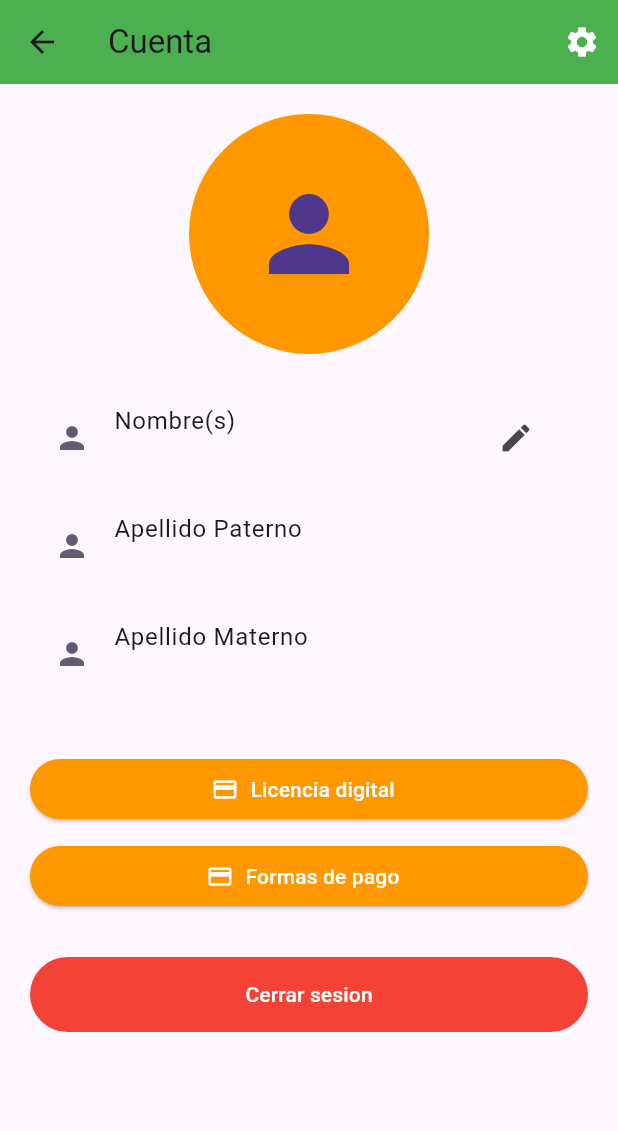
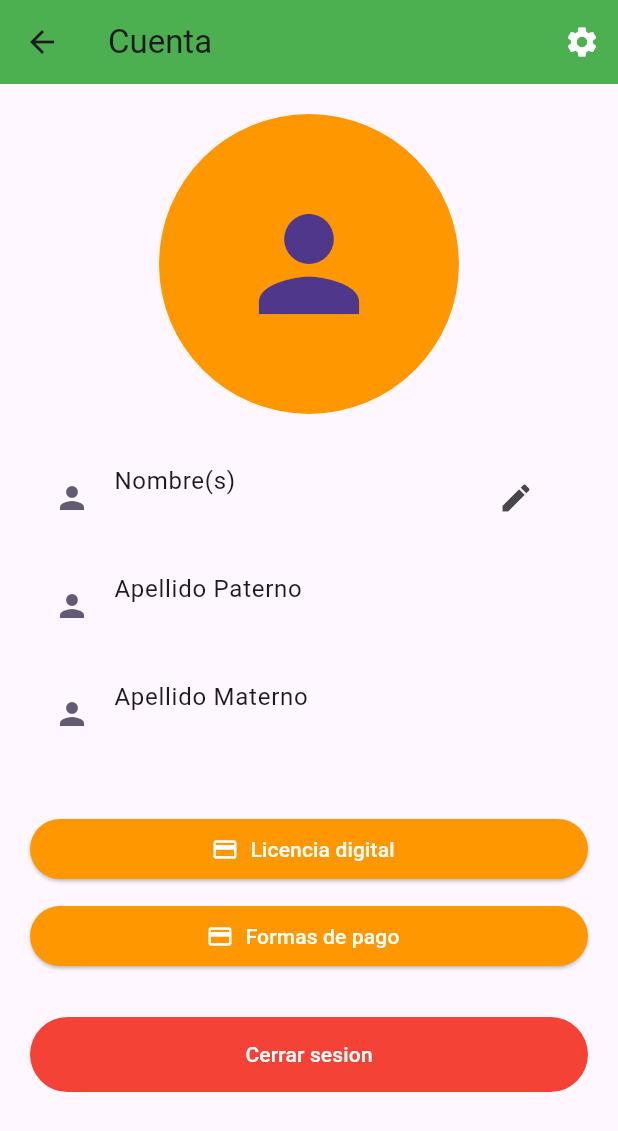
Before and after one commit to gerrycode01/gps_semovil, a Flutter app: the UserSettings screen opened directly with empty values, after a tap on the "person" icon, on a phone screen of 412 x 824 dp. Shown: the top 1131 px of the screen. Run offline on Flutter 3.47's test engine with Material 3 defaults, Android fonts, the phone set to English and light mode, and no system bars; our stand-ins replace cloud_firestore, firebase_auth, firebase_core, firebase_storage, image_picker; accounts and stored records are empty.

```diff
--- a/lib/app/core/modules/components/circular_image.dart
+++ b/lib/app/core/modules/components/circular_image.dart
@@ -1,29 +1,65 @@
+import 'dart:io';
+
 import 'package:flutter/material.dart';
+import 'package:gps_semovil/app/core/modules/database/firestore.dart';
+import 'package:gps_semovil/app/core/modules/database/storage.dart';
+import 'package:gps_semovil/app/core/modules/select_image.dart';
 import 'package:gps_semovil/user/models/user_model.dart';
 
-class CircularImage extends StatelessWidget {
+class CircularImage extends StatefulWidget {
   final UserModel userModel;
   final double radius;
 
   const CircularImage({super.key, required this.userModel, this.radius = 20.0});
 
   @override
+  State<CircularImage> createState() => _CircularImageState();
+}
+
+class _CircularImageState extends State<CircularImage> {
+  bool _loading = false;
+
+  @override
   Widget build(BuildContext context) {
     return InkWell(
-      onTap: () {
-        print(
-            "Imagen tocada"); // Aquí puedes añadir la lógica que necesites ejecutar al tocar la imagen
-      },
-        child: CircleAvatar(
-          radius: radius,
-          backgroundColor: Colors.orange, // Color de fondo cuando no hay imagen
-          backgroundImage: userModel.profilePhoto!.isNotEmpty
-              ? NetworkImage(userModel.profilePhoto!)
-              : null,
-          child: userModel.profilePhoto!.isEmpty
-              ? Icon(Icons.person, size: radius)
-              : null, // Muestra un icono si no hay imagen
-        ),
+      onTap: acciones,
+      child: SizedBox(
+        width: widget.radius * 2, // Ancho del contenedor
+        height: widget.radius * 2, // Altura del contenedor
+        child: _loading
+            ? const CircularProgressIndicator()
+            : CircleAvatar(
+                radius: widget.radius,
+                backgroundColor:
+                    Colors.orange, // Color de fondo cuando no hay imagen
+                backgroundImage: widget.userModel.profilePhoto!.isNotEmpty
+                    ? NetworkImage(widget.userModel.profilePhoto!)
+                    : null,
+                child: widget.userModel.profilePhoto!.isEmpty
+                    ? Icon(Icons.person, size: widget.radius)
+                    : null, // Muestra un icono si no hay imagen
+              ),
+      ),
     );
   }
+
+  void acciones() async {
+    final image = await getImage();
+    final imageToUpload = File(image!.path);
+
+    setState(() {
+      _loading = true;
+    });
+
+    final url = await uploadFileToFirestorage(
+        imageToUpload, widget.userModel.curp!, 'profilePhoto');
+    widget.userModel.profilePhoto = url;
+    if (url != 'ERROR') {
+      await updateUser(widget.userModel);
+    }
+
+    setState(() {
+      _loading = false;
+    });
+  }
 }
--- a/lib/user/screens/user_settings.dart
+++ b/lib/user/screens/user_settings.dart
@@ -15,9 +15,6 @@ class UserSettings extends StatefulWidget {
 }
 
 class _UserSettingsState extends State<UserSettings> {
-  File? image_to_upload;
-  bool profilePhoto = false;
-
   @override
   void initState() {
     // TODO: implement initState
@@ -46,7 +43,7 @@ class _UserSettingsState extends State<UserSettings> {
         children: [
           CircularImage(
             userModel: widget.userModel, // Reemplaza con tu URL de imagen
-            radius: 80.0, // Tamaño del círculo
+            radius: 100.0, // Tamaño del círculo
           ),
           const SizedBox(height: 20),
           ListTile(
@@ -54,9 +51,12 @@ class _UserSettingsState extends State<UserSettings> {
             subtitle: Text(widget.userModel.names!),
             leading: Icon(Icons.person,
                 color: Theme.of(context).colorScheme.secondary),
-            trailing: IconButton(icon: const Icon(Icons.edit), onPressed: (){
-              widget.userModel.doccurp = '';
-            },),
+            trailing: IconButton(
+              icon: const Icon(Icons.edit),
+              onPressed: () {
+                widget.userModel.doccurp = '';
+              },
+            ),
           ),
           ListTile(
             title: const Text('Apellido Paterno'),
@@ -127,10 +127,4 @@ class _UserSettingsState extends State<UserSettings> {
       ),
     );
   }
-
-  void cargarDatos() {
-    if (widget.userModel.profilePhoto!.isNotEmpty) {
-      profilePhoto = true;
-    }
-  }
 }
```
Also changed, not shown: lib/app/core/modules/database/firestore.dart (+11 -0 lines), lib/app/core/modules/database/storage.dart (+33 -24 lines), lib/app/core/modules/select_image.dart (+0 -19 lines).
